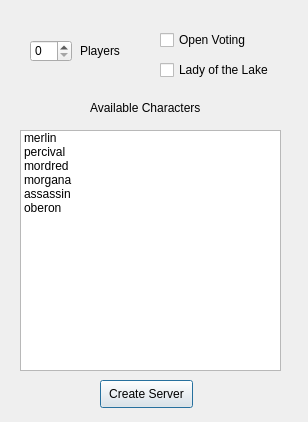
Above: src/gui/createserverwindow.ui from JRandomHacker/CS429-Avalon before the change. Below: the same form after it.
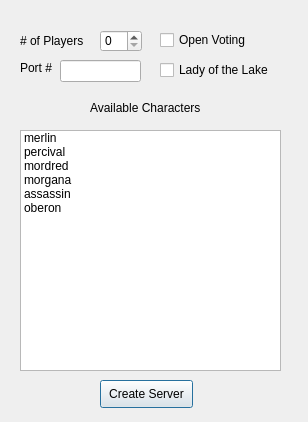
That is the form after the change.

```diff
--- a/src/gui/createserverwindow.ui
+++ b/src/gui/createserverwindow.ui
@@ -59,8 +59,8 @@
   <widget class="QSpinBox" name="sbNumPlayers">
    <property name="geometry">
     <rect>
-     <x>30</x>
-     <y>40</y>
+     <x>100</x>
+     <y>30</y>
      <width>42</width>
      <height>22</height>
     </rect>
@@ -95,14 +95,14 @@
   <widget class="QLabel" name="labelPlayers">
    <property name="geometry">
     <rect>
-     <x>80</x>
-     <y>40</y>
-     <width>51</width>
+     <x>20</x>
+     <y>30</y>
+     <width>71</width>
      <height>21</height>
     </rect>
    </property>
    <property name="text">
-    <string>Players</string>
+    <string># of Players</string>
    </property>
   </widget>
   <widget class="QLabel" name="labelAvailChars">
@@ -131,6 +131,29 @@
     <string>Create Server</string>
    </property>
   </widget>
+  <widget class="QLabel" name="labelPortNum">
+   <property name="geometry">
+    <rect>
+     <x>20</x>
+     <y>60</y>
+     <width>55</width>
+     <height>16</height>
+    </rect>
+   </property>
+   <property name="text">
+    <string>Port #</string>
+   </property>
+  </widget>
+  <widget class="QLineEdit" name="editPortNum">
+   <property name="geometry">
+    <rect>
+     <x>60</x>
+     <y>60</y>
+     <width>81</width>
+     <height>22</height>
+    </rect>
+   </property>
+  </widget>
  </widget>
  <resources/>
  <connections/>
```
Lines whose indentation alone changed are shown as unchanged.
